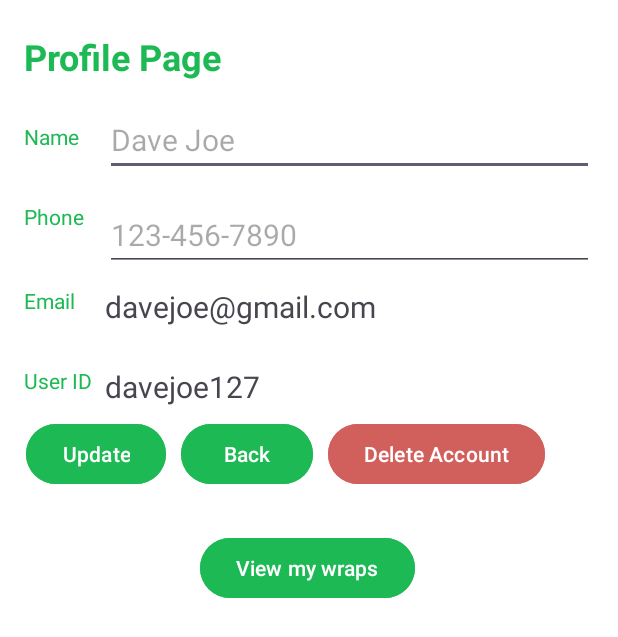
After one commit to ganning127/SpotifyStats, an Android app built with Jetpack Compose: the ProfileActivity screen opened directly, with no data from a screen before it, on a phone screen of 412 x 824 dp. The commit adds this screen. Shown: the top 637 px of the screen. Run offline under Robolectric (Android 15) with nearby library versions, the phone set to English and light mode, and no system bars; our stand-ins replace Firebase (no records; nobody signed in at launch, a user with empty details on screens opened directly).

Commit message:
profile page added

```diff
--- a/app/src/main/AndroidManifest.xml
+++ b/app/src/main/AndroidManifest.xml
@@ -31,6 +31,10 @@
             android:exported="true">
         </activity>
 
+        <activity
+            android:name=".ProfileActivity"
+            android:exported="true">
+        </activity>
 
         <activity
             android:name=".WrappedActivity"
--- /dev/null
+++ b/app/src/main/java/com/example/statsforspotify/ProfileActivity.java
@@ -0,0 +1,193 @@
+package com.example.statsforspotify;
+
+import android.content.Intent;
+import android.os.Bundle;
+import android.util.Log;
+import android.widget.Button;
+import android.widget.EditText;
+import android.widget.TextView;
+import android.widget.Toast;
+
+import androidx.annotation.NonNull;
+import androidx.appcompat.app.AppCompatActivity;
+
+import com.google.android.gms.tasks.OnCompleteListener;
+import com.google.android.gms.tasks.Task;
+import com.google.firebase.firestore.CollectionReference;
+import com.google.firebase.firestore.DocumentSnapshot;
+import com.google.firebase.firestore.FirebaseFirestore;
+import com.google.firebase.firestore.Query;
+import com.google.firebase.firestore.QueryDocumentSnapshot;
+import com.google.firebase.firestore.QuerySnapshot;
+
+import org.json.JSONException;
+import org.json.JSONObject;
+
+import java.util.HashMap;
+
+public class ProfileActivity extends AppCompatActivity {
+
+    EditText nameInputEditText;
+    EditText phoneInputEditText;
+    TextView emailTextView;
+
+    TextView userIDEditText;
+
+    Button updateButton;
+
+    HashMap<String, String> spotifyAuthData = SpotifyAuthData.getInstance();
+    final String TAG = "PROFILEPAGE";
+    FirebaseFirestore db = FirebaseFirestore.getInstance();
+
+    HashMap<String, Object> userObj;
+
+    Button backButtonPfp;
+
+    Button deleteAccountButton;
+
+    Button viewAllWrapsButton;
+
+    protected void onCreate(Bundle savedInstanceState) {
+        super.onCreate(savedInstanceState);
+        setContentView(R.layout.activity_profile);
+
+        nameInputEditText = findViewById(R.id.nameInput);
+        phoneInputEditText = findViewById(R.id.phoneInput);
+        emailTextView = findViewById(R.id.emailTextView);
+        userIDEditText = findViewById(R.id.usernameTextView);
+        updateButton = findViewById(R.id.update_button);
+        backButtonPfp = findViewById(R.id.back_button_pfp);
+        deleteAccountButton = findViewById(R.id.delete_account_button);
+        viewAllWrapsButton = findViewById(R.id.view_all_wraps_button);
+
+        backButtonPfp.setOnClickListener((v) -> {
+
+            Intent intent = new Intent( ProfileActivity.this, WrappedActivity.class);
+            intent.setFlags(Intent.FLAG_ACTIVITY_CLEAR_TOP);
+
+            startActivity(intent);
+
+        });
+
+        viewAllWrapsButton.setOnClickListener((v) -> {
+            Intent intent = new Intent( ProfileActivity.this, AllWraps.class);
+            intent.setFlags(Intent.FLAG_ACTIVITY_CLEAR_TOP);
+
+            startActivity(intent);
+
+        });
+
+        deleteAccountButton.setOnClickListener((v) -> {
+
+            // delete document from firestore DB
+
+            String userId = spotifyAuthData.get("spotify_id");
+            db.collection("userdata").document(userId).delete();
+
+            // redirect back to login
+            Intent intent = new Intent( ProfileActivity.this, Login.class);
+            intent.setFlags(Intent.FLAG_ACTIVITY_CLEAR_TOP);
+
+            startActivity(intent);
+
+
+
+        });
+
+        updateButton.setOnClickListener((v) -> {
+            // make sure name and phone are not empty
+
+            String nameFromUser = nameInputEditText.getText().toString();
+            String phoneFromUser = phoneInputEditText.getText().toString();
+
+            if (!nameFromUser.equals("") && !phoneFromUser.equals("")) {
+                userObj.put("name", nameFromUser);
+                userObj.put("phone", phoneFromUser);
+
+                db.collection("userdata").document(spotifyAuthData.get("spotify_id")).set(userObj); // auto generate id
+
+                Toast.makeText(getApplicationContext(), "Information updated!", Toast.LENGTH_LONG).show();
+
+            } else {
+                Toast.makeText(getApplicationContext(), "Fields fields cannot be empty", Toast.LENGTH_LONG).show();
+            }
+        });
+
+        // find document in firestore with the given userID
+
+        CollectionReference wrapsCollection = db.collection("userdata");
+
+// Define the user ID you want to search for
+        String userId = spotifyAuthData.get("spotify_id");
+
+// Create a query to search for documents where the user ID field matches the specified user ID
+        Query query = wrapsCollection.whereEqualTo("userId", userId);
+
+// Execute the query
+        query.get().addOnCompleteListener(new OnCompleteListener<QuerySnapshot>() {
+            @Override
+            public void onComplete(@NonNull Task<QuerySnapshot> task) {
+                if (task.isSuccessful()) {
+                    QuerySnapshot querySnapshot = task.getResult();
+                    if (querySnapshot != null && !querySnapshot.isEmpty()) {
+                        for (DocumentSnapshot document : querySnapshot.getDocuments()) {
+                            // Document found, you can access its data here
+
+                            userObj = (HashMap<String, Object>) document.getData();
+                            Log.d(TAG, document.getId() + " => " + document.getData());
+
+                            final JSONObject jsonObject = new JSONObject(document.getData());
+
+                            Log.d(TAG, "JSON => " + jsonObject.toString());
+
+                            // in case name is not set
+                            try {
+                                String name = jsonObject.getString("name");
+                                setEditTextAsync(name, nameInputEditText);
+                            } catch (JSONException e) {
+                                Log.d(TAG, "onComplete: no name");
+                            }
+
+                            // in case phone is not set
+                            try {
+                                String phone = jsonObject.getString("phone");
+                                setEditTextAsync(phone, phoneInputEditText);
+                            } catch (JSONException e) {
+                                Log.d(TAG, "onComplete: no phone");
+                            }
+
+                            try {
+                                String email = jsonObject.getString("email");
+                                String userIDFromJSON = jsonObject.getString("userId");
+
+                                setTextViewAsync(email, emailTextView);
+                                setTextViewAsync(userIDFromJSON, userIDEditText);
+
+                            } catch (JSONException e) {
+                                Log.d(TAG, "onComplete: oops we died");
+                            }
+
+
+                        }
+                    } else {
+                        // No document found
+                        Log.d(TAG, "No such document");
+                    }
+                } else {
+                    // An error occurred
+                    Log.d(TAG, "Error getting documents: ", task.getException());
+                }
+            }
+        });
+
+    }
+
+    private void setEditTextAsync(final String text, EditText editText) {
+        runOnUiThread(() -> editText.setText(text));
+    }
+
+    private void setTextViewAsync(final String text, TextView textView) {
+        runOnUiThread(() -> textView.setText(text));
+    }
+
+}
--- /dev/null
+++ b/app/src/main/res/layout/activity_profile.xml
@@ -0,0 +1,194 @@
+<?xml version="1.0" encoding="utf-8"?>
+<androidx.constraintlayout.widget.ConstraintLayout xmlns:android="http://schemas.android.com/apk/res/android"
+    xmlns:app="http://schemas.android.com/apk/res-auto"
+    xmlns:tools="http://schemas.android.com/tools"
+    android:id="@+id/activity_profile"
+    android:layout_width="match_parent"
+    android:layout_height="match_parent"
+    android:background="#FFFFFF"
+    android:backgroundTint="#FFFFFF"
+    tools:context=".ProfileActivity">
+
+    <TextView
+        android:id="@+id/profile_text"
+        android:layout_width="wrap_content"
+        android:layout_height="wrap_content"
+        android:layout_marginStart="16dp"
+        android:layout_marginTop="21dp"
+        android:text="Profile Page"
+        android:textColor="#1DB954"
+        android:textSize="24sp"
+        android:textStyle="bold"
+        app:layout_constraintStart_toStartOf="parent"
+        app:layout_constraintTop_toTopOf="parent" />
+
+    <ImageView
+        android:id="@+id/profile_pic"
+
+        android:layout_width="40dp"
+        android:layout_height="40dp"
+
+        android:layout_marginTop="16dp"
+        android:layout_marginEnd="16dp"
+        app:layout_constraintEnd_toEndOf="parent"
+        app:layout_constraintTop_toTopOf="parent"
+        tools:srcCompat="@tools:sample/avatars" />
+
+    <TextView
+        android:id="@+id/textView2"
+        android:layout_width="wrap_content"
+        android:layout_height="wrap_content"
+        android:layout_marginStart="16dp"
+        android:layout_marginTop="27dp"
+        android:text="Name"
+        android:textColor="#1DB954"
+        app:layout_constraintStart_toStartOf="parent"
+        app:layout_constraintTop_toBottomOf="@+id/profile_text"
+        tools:textSize="20sp" />
+
+    <EditText
+        android:id="@+id/nameInput"
+        android:layout_width="0dp"
+        android:layout_height="wrap_content"
+        android:layout_marginStart="17dp"
+        android:layout_marginTop="15dp"
+        android:layout_marginEnd="16dp"
+        android:ems="10"
+        android:hint="Dave Joe"
+        android:inputType="text"
+        android:textSize="20sp"
+        app:layout_constraintEnd_toEndOf="parent"
+        app:layout_constraintStart_toEndOf="@+id/textView2"
+        app:layout_constraintTop_toBottomOf="@+id/profile_text" />
+
+    <TextView
+        android:id="@+id/textView3"
+        android:layout_width="wrap_content"
+        android:layout_height="wrap_content"
+        android:layout_marginStart="16dp"
+        android:layout_marginTop="17dp"
+        android:text="Phone"
+        android:textColor="#1DB954"
+        app:layout_constraintStart_toStartOf="parent"
+        app:layout_constraintTop_toBottomOf="@+id/nameInput"
+        tools:textSize="20sp" />
+
+    <EditText
+        android:id="@+id/phoneInput"
+        android:layout_width="0dp"
+        android:layout_height="wrap_content"
+        android:layout_marginStart="17dp"
+        android:layout_marginTop="15dp"
+        android:layout_marginEnd="16dp"
+        android:ems="10"
+        android:hint="123-456-7890"
+        android:inputType="text"
+        android:textSize="20sp"
+        app:layout_constraintEnd_toEndOf="parent"
+        app:layout_constraintStart_toEndOf="@+id/textView2"
+        app:layout_constraintTop_toBottomOf="@+id/nameInput" />
+
+
+    <TextView
+        android:id="@+id/textView4"
+        android:layout_width="wrap_content"
+        android:layout_height="wrap_content"
+        android:layout_marginStart="16dp"
+        android:layout_marginTop="10dp"
+        android:text="Email"
+        android:textColor="#1DB954"
+        app:layout_constraintStart_toStartOf="parent"
+        app:layout_constraintTop_toBottomOf="@+id/phoneInput"
+        tools:textSize="20sp" />
+
+    <TextView
+        android:id="@+id/emailTextView"
+        android:layout_width="0dp"
+        android:layout_height="wrap_content"
+        android:layout_marginStart="17dp"
+        android:layout_marginTop="10dp"
+        android:layout_marginEnd="16dp"
+        android:ems="10"
+        android:inputType="text"
+        android:text="davejoe@gmail.com"
+        android:textSize="20sp"
+        app:layout_constraintEnd_toEndOf="parent"
+        app:layout_constraintStart_toEndOf="@+id/textView2"
+        app:layout_constraintTop_toBottomOf="@+id/phoneInput" />
+
+    <TextView
+        android:id="@+id/textView5"
+        android:layout_width="wrap_content"
+        android:layout_height="wrap_content"
+        android:layout_marginStart="16dp"
+        android:layout_marginTop="26dp"
+        android:text="User ID"
+        android:textColor="#1DB954"
+        app:layout_constraintStart_toStartOf="parent"
+        app:layout_constraintTop_toBottomOf="@+id/emailTextView"
+        tools:textSize="20sp" />
+
+    <TextView
+        android:id="@+id/usernameTextView"
+        android:layout_width="0dp"
+        android:layout_height="wrap_content"
+        android:layout_marginStart="17dp"
+        android:layout_marginTop="26dp"
+        android:layout_marginEnd="16dp"
+        android:ems="10"
+        android:inputType="text"
+        android:text="davejoe127"
+        android:textSize="20sp"
+        app:layout_constraintEnd_toEndOf="parent"
+        app:layout_constraintStart_toEndOf="@+id/textView2"
+        app:layout_constraintTop_toBottomOf="@+id/emailTextView" />
+
+    <Button
+        android:id="@+id/update_button"
+        android:layout_width="wrap_content"
+        android:layout_height="wrap_content"
+        android:layout_marginStart="17dp"
+        android:layout_marginTop="15dp"
+        android:backgroundTint="#1DB954"
+        android:text="Update"
+        app:layout_constraintStart_toStartOf="parent"
+        app:layout_constraintTop_toBottomOf="@+id/textView5" />
+
+    <Button
+        android:id="@+id/back_button_pfp"
+        android:layout_width="wrap_content"
+        android:layout_height="wrap_content"
+        android:layout_marginStart="10dp"
+        android:layout_marginTop="15dp"
+        android:backgroundTint="#1DB954"
+        android:text="Back"
+        app:layout_constraintStart_toEndOf="@+id/update_button"
+        app:layout_constraintTop_toBottomOf="@+id/textView5" />
+
+    <Button
+        android:id="@+id/delete_account_button"
+        android:layout_width="wrap_content"
+        android:layout_height="wrap_content"
+        android:layout_marginStart="10dp"
+        android:layout_marginTop="15dp"
+        android:backgroundTint="#D15F5C"
+        android:text="Delete Account"
+        app:layout_constraintStart_toEndOf="@+id/back_button_pfp"
+        app:layout_constraintTop_toBottomOf="@+id/textView5" />
+
+    <Button
+        android:id="@+id/view_all_wraps_button"
+        android:layout_width="wrap_content"
+        android:layout_height="wrap_content"
+        android:layout_marginStart="16dp"
+        android:layout_marginTop="28dp"
+        android:layout_marginEnd="16dp"
+        android:backgroundTint="#1DB954"
+        android:text="View my wraps"
+        app:layout_constraintEnd_toEndOf="parent"
+        app:layout_constraintHorizontal_bias="0.497"
+        app:layout_constraintStart_toStartOf="parent"
+        app:layout_constraintTop_toBottomOf="@+id/update_button" />
+
+
+</androidx.constraintlayout.widget.ConstraintLayout>
```
Also changed, not shown: app/src/main/java/com/example/statsforspotify/AllWraps.java (added, +13 -0 lines), app/src/main/java/com/example/statsforspotify/Login.java (+31 -2 lines), app/src/main/java/com/example/statsforspotify/WrappedActivity.java (+57 -2 lines), app/src/main/res/layout/activity_allwraps.xml (added, +194 -0 lines).
